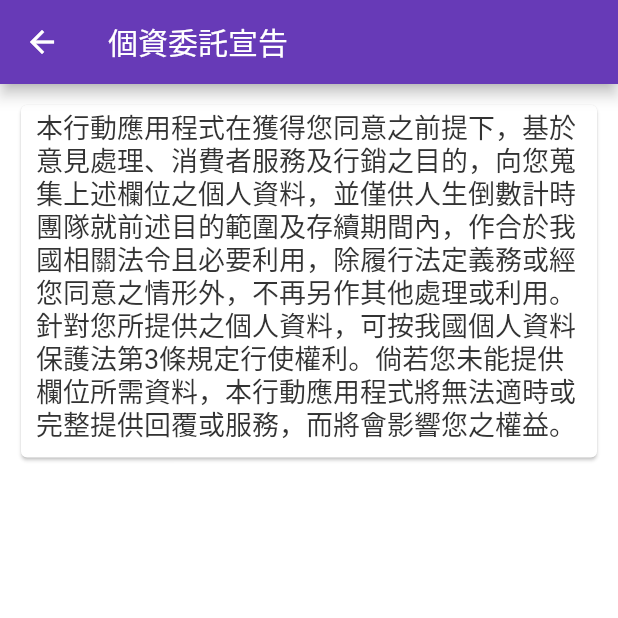
After one commit to andychang104/cactime, a Flutter app: the Personal screen opened directly, on a phone screen of 412 x 824 dp, the top half of it. The commit adds this screen. Run offline on Flutter 3.47's test engine with Material 2 defaults, Android fonts, the phone set to English and light mode, and no system bars; our stand-ins replace firebase_auth, firebase_core, firebase_database, flutter_datetime_picker, flutter_local_notifications, flutter_signin_button and 8 more; missing offline and left inert: flutter_facebook_login, progress_hud; accounts and stored records are empty; statements that could not run were skipped.

Commit message:
大頭照實作+多國語系設定調整
大頭照實作+多國語系設定調整

```diff
--- a/lib/checkUserType.dart
+++ b/lib/checkUserType.dart
@@ -38,6 +38,7 @@ class CheckUserType extends State<checkUserType> {
         userdata.isSmoking = prefs.getBool("isSmoking");
         userdata.isMainPush = prefs.getBool("isMainPush");
         userdata.imageBg = prefs.getString("imageBg");
+        userdata.imageFace = prefs.getString("imageFace");
         Navigator.of(context).pushAndRemoveUntil(new MaterialPageRoute(builder: (context) => new mainIndex("")), (route) => route == null);
       }
     });
--- a/lib/model/userdata.dart
+++ b/lib/model/userdata.dart
@@ -24,6 +24,7 @@ bool isYear;
 bool isSmoking;
 bool isMainPush;
 String imageBg;
+String imageFace;
 
 
 List<desire> DesireList;
--- /dev/null
+++ b/lib/personal.dart
@@ -0,0 +1,52 @@
+import 'dart:ui';
+import 'package:flutter/material.dart';
+
+class Personal extends StatefulWidget {
+  @override
+  personal createState() => personal();
+}
+
+class personal extends State<Personal> {
+  @override
+  Widget build(BuildContext context) {
+    return new Scaffold(
+      backgroundColor: Colors.white,
+      appBar: new AppBar(
+          backgroundColor: Colors.deepPurple,
+          title: new Text("個資委託宣告"),
+          actions: <Widget>[]),
+      body:
+
+    Padding(
+    padding: const EdgeInsets.only(
+    top: 10.0, left: 10.0, right: 10.0, bottom: 10.0),
+    child:       Card(
+        child: Column(
+            mainAxisSize: MainAxisSize.min,
+            children: <Widget>[
+              Padding(
+                  padding: const EdgeInsets.only(
+                      top: 5.0, left: 10.0, right: 10.0, bottom: 10.0),
+                  child: Column(
+                      mainAxisSize: MainAxisSize.min,
+                      mainAxisAlignment: MainAxisAlignment.spaceBetween,
+
+                      children: <Widget>[
+                        Text("本行動應用程式在獲得您同意之前提下，基於意見處理、消費者服務及行銷之目的，向您蒐集上述欄位之個人資料，並僅供人生倒數計時團隊就前述目的範圍及存續期間內，作合於我國相關法令且必要利用，除履行法定義務或經您同意之情形外，不再另作其他處理或利用。針對您所提供之個人資料，可按我國個人資料保護法第3條規定行使權利。倘若您未能提供欄位所需資料，本行動應用程式將無法適時或完整提供回覆或服務，而將會影響您之權益。",
+                            style: TextStyle(
+                              fontSize: 18.0,
+                              height:1.2,
+                              color: const Color(0xFF333333),
+                            )),
+
+                      ]))])),
+    )
+
+
+
+
+    );
+  }
+
+
+}
--- a/res/values/strings_zh_TW.arb
+++ b/res/values/strings_zh_TW.arb
@@ -7,6 +7,32 @@
   "loginTextCheck": "記住帳號",
   "loginBtn": "E-mail登入/註冊",
   "noLoginBtn": "體驗試用",
-  "loginLostPassword": "忘記密碼"
+  "loginLostPassword": "忘記密碼",
+  "newUserErrorToastMsg1": "該使用者尚未輸入資料",
+  "userLifePush": "您的壽命",
+  "loginEditMailHint": "請輸入電子郵件",
+  "loginEditPasswordHint": "請輸入密碼",
+  "loginTitle": "會員登入",
+  "logoutTitle": "會員登出",
+  "indexYear": "年",
+  "indexDay": "日",
+  "indexDay2": "天",
+  "appName":"人生倒數計時器",
+  "indexPast": "過去",
+  "indexFuture":"未來",
+  "indexMr":"男",
+  "indexMiss":"女",
+  "indexTitleMsg":"您的壽命剩餘",
+  "toastNoLogin":"您目前為試用狀態，過去/未來只能新增一組，是否需要登入？",
+  "pastAimsDay":"目標日：",
+  "indexMonth":"月 ",
+  "pastTooMsg":"過",
+  "toastMsgError":"過了",
+  "toastYearError":"目前未滿一年",
+  "futureTooMsg":"剩",
+  "toastMsgError2":"剩下",
+  "actionSettings":"編輯人生倒數",
+  "imageSettings":"編輯背景",
+  "desireListSettings":"編輯願望"
 
 }
```
Also changed, not shown: lib/index.dart (+4 -9 lines), lib/mainIndex.dart (+163 -61 lines), lib/other.dart (added, +93 -0 lines), lib/util/desireWidget.dart (+38 -15 lines), res/values/strings_en.arb (+27 -1 lines), lib/generated/i18n.dart.
